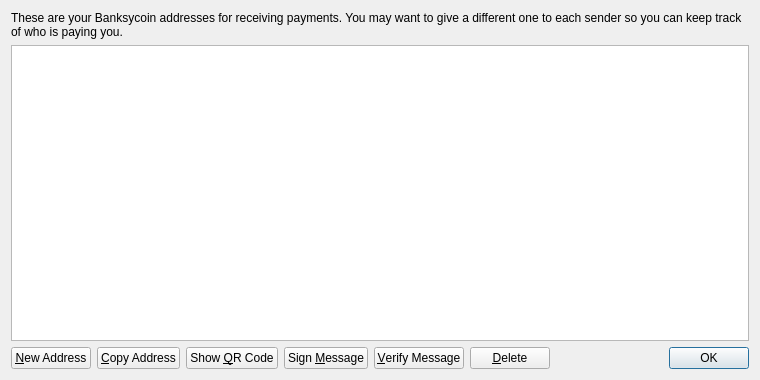
The window that src/qt/forms/addressbookpage.ui (dryall/artsycoin) describes before a commit, drawn with Qt 5.
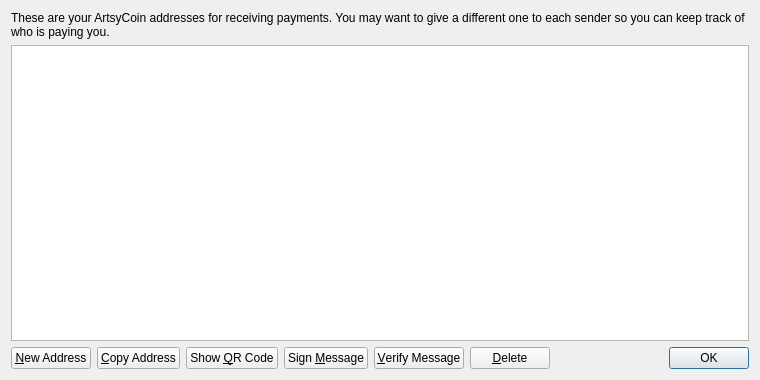
The same window after the commit. Icons and pictures are not drawn.

Commit message: Changing Strings to ArtsyCoin

The edit to the form file:
```diff
--- a/src/qt/forms/addressbookpage.ui
+++ b/src/qt/forms/addressbookpage.ui
@@ -17,7 +17,7 @@
    <item>
     <widget class="QLabel" name="labelExplanation">
      <property name="text">
-      <string>These are your Banksycoin addresses for receiving payments. You may want to give a different one to each sender so you can keep track of who is paying you.</string>
+      <string>These are your ArtsyCoin addresses for receiving payments. You may want to give a different one to each sender so you can keep track of who is paying you.</string>
      </property>
      <property name="textFormat">
       <enum>Qt::PlainText</enum>
```
Left out of the diff: 4 changed lines with no effect on the pictures. The commit also changes 6 other files.
